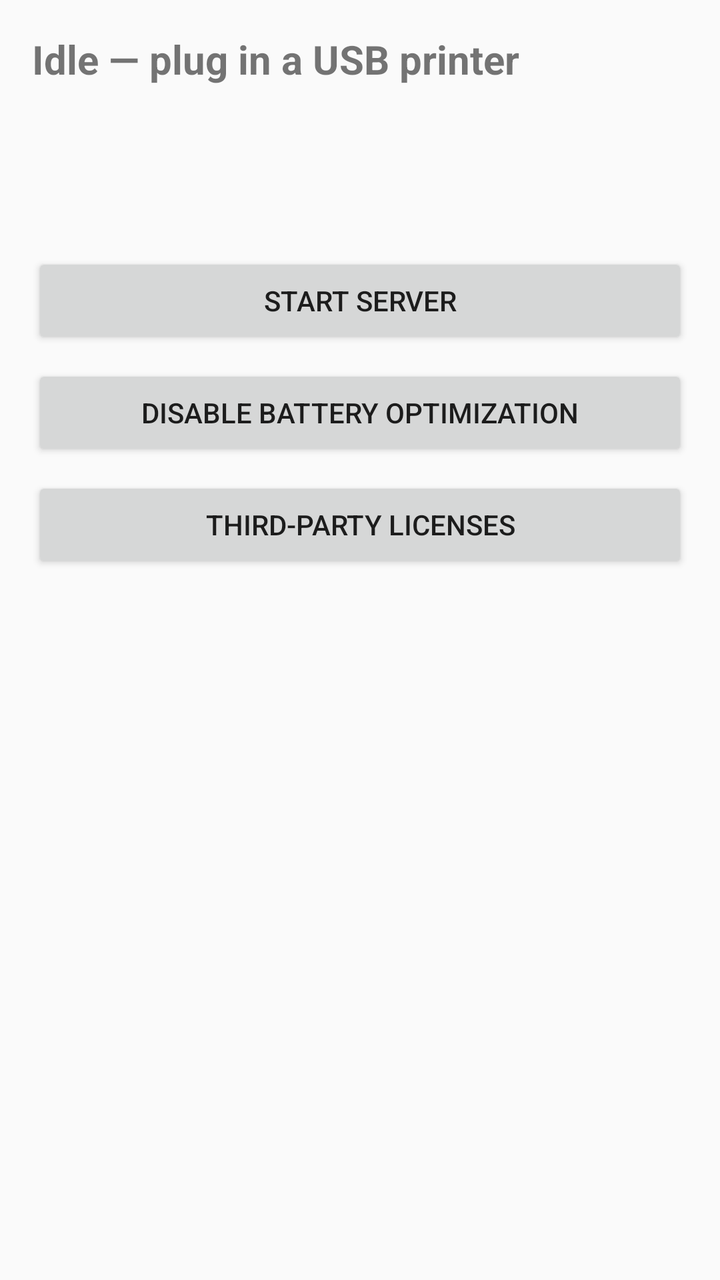
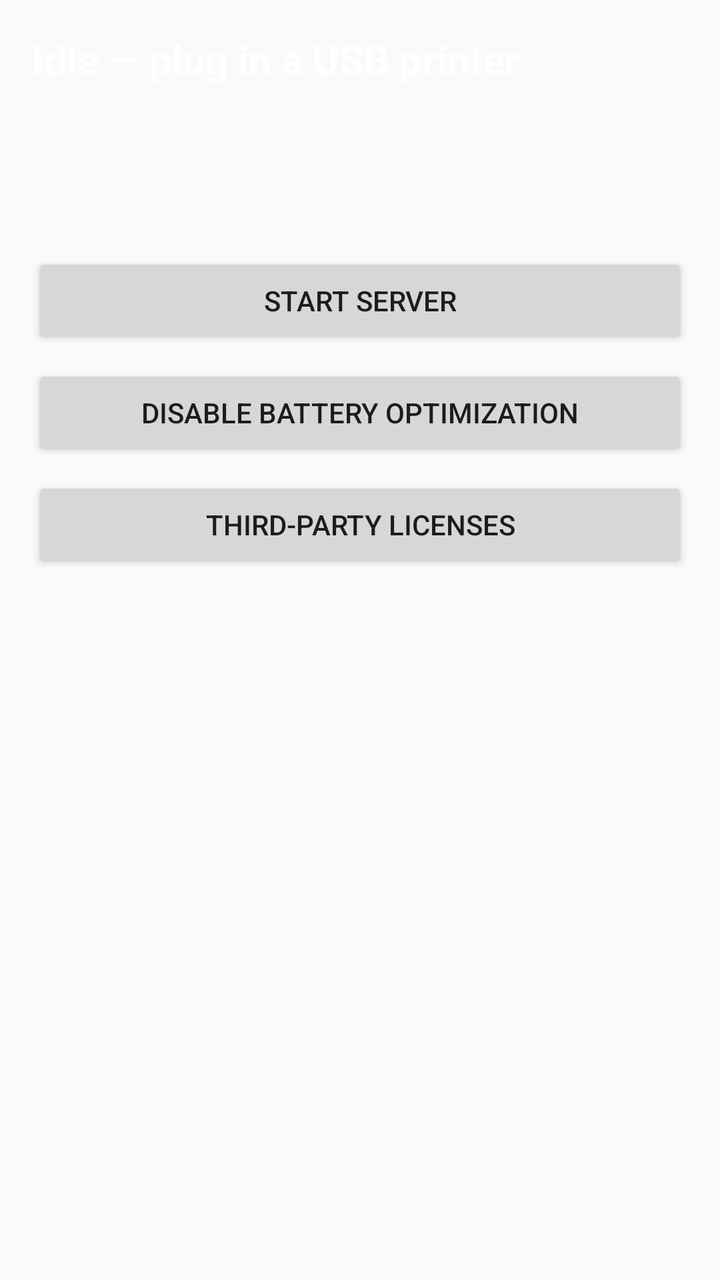

The first picture is an Android layout as it rendered before a commit; the second is the same layout after the commit. The layout source and the unified diff follow.
<!-- AndroidManifest.xml: application theme Theme.AppCompat.DayNight -->
<!-- res/layout/activity_main.xml -->
<?xml version="1.0" encoding="utf-8"?>
<LinearLayout xmlns:android="http://schemas.android.com/apk/res/android"
    android:layout_width="match_parent"
    android:layout_height="match_parent"
    android:orientation="vertical"
    android:padding="16dp">

    <TextView
        android:id="@+id/printerText"
        android:layout_width="match_parent"
        android:layout_height="wrap_content"
        android:textSize="20sp"
        android:textStyle="bold"
        android:text="@string/status_idle" />

    <TextView
        android:id="@+id/statusText"
        android:layout_width="match_parent"
        android:layout_height="wrap_content"
        android:layout_marginTop="8dp"
        android:textSize="16sp" />

    <TextView
        android:id="@+id/addressText"
        android:layout_width="match_parent"
        android:layout_height="wrap_content"
        android:layout_marginTop="8dp"
        android:textSize="16sp"
        android:fontFamily="monospace" />

    <TextView
        android:id="@+id/legacyBanner"
        android:layout_width="match_parent"
        android:layout_height="wrap_content"
        android:layout_marginTop="16dp"
        android:padding="12dp"
        android:background="#33FF9800"
        android:visibility="gone"
        android:text="@string/legacy_banner" />

    <Button
        android:id="@+id/toggleButton"
        android:layout_width="match_parent"
        android:layout_height="wrap_content"
        android:layout_marginTop="24dp"
        android:text="@string/start_server" />

    <Button
        android:id="@+id/batteryButton"
        android:layout_width="match_parent"
        android:layout_height="wrap_content"
        android:layout_marginTop="8dp"
        android:text="@string/battery_exemption" />

    <Button
        android:id="@+id/licensesButton"
        android:layout_width="match_parent"
        android:layout_height="wrap_content"
        android:layout_marginTop="8dp"
        android:text="@string/licenses_button" />
</LinearLayout>
<!-- resources referenced by this layout -->
<resources>
  <string name="battery_exemption">Disable battery optimization</string>
  <string name="legacy_banner">This printer does not support IPP-USB, so driverless printing is unavailable. Raw port 9100 is active for computers that have the printer\'s driver installed.</string>
  <string name="licenses_button">Third-party licenses</string>
  <string name="start_server">Start server</string>
  <string name="status_idle">Idle — plug in a USB printer</string>
</resources>

<!-- the commit's change to res/layout/activity_main.xml (unified diff, before → after) -->
@@ -11,6 +11,7 @@
         android:layout_height="wrap_content"
         android:textSize="20sp"
         android:textStyle="bold"
+        android:textColor="#FFFFFF"
         android:text="@string/status_idle" />
 
     <TextView
@@ -18,7 +19,8 @@
         android:layout_width="match_parent"
         android:layout_height="wrap_content"
         android:layout_marginTop="8dp"
-        android:textSize="16sp" />
+        android:textSize="16sp"
+        android:textColor="#FFFFFF" />
 
     <TextView
         android:id="@+id/addressText"
@@ -26,6 +28,7 @@
         android:layout_height="wrap_content"
         android:layout_marginTop="8dp"
         android:textSize="16sp"
+        android:textColor="#FFFFFF"
         android:fontFamily="monospace" />
 
     <TextView
